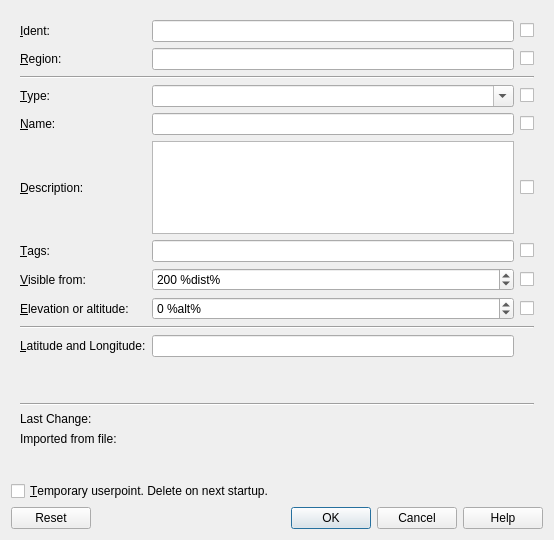
Qt form src/userdata/userdatadialog.ui (albar965/littlenavmap) before a commit.
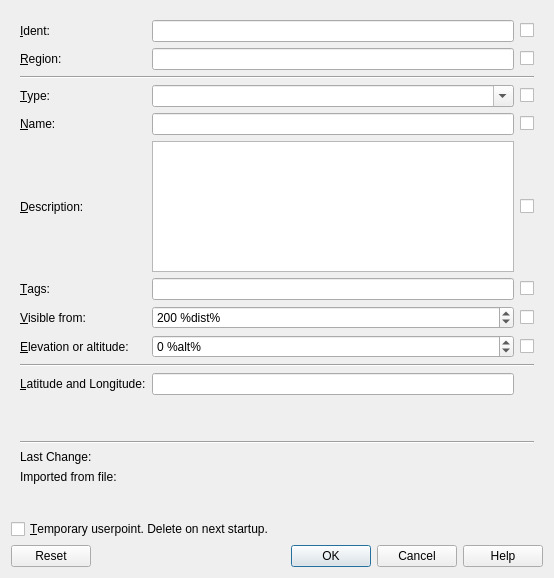
The same form after that commit.

Commit message: Replaced text edits and text browser with plan text edit fields.

Diff of the .ui file:
```diff
--- a/src/userdata/userdatadialog.ui
+++ b/src/userdata/userdatadialog.ui
@@ -7,7 +7,7 @@
     <x>0</x>
     <y>0</y>
     <width>554</width>
-    <height>540</height>
+    <height>578</height>
    </rect>
   </property>
   <property name="windowTitle">
@@ -330,23 +330,6 @@
        </property>
       </widget>
      </item>
-     <item row="6" column="2">
-      <widget class="QTextEdit" name="textEditUserdataDescription">
-       <property name="tabChangesFocus">
-        <bool>true</bool>
-       </property>
-       <property name="html">
-        <string>&lt;!DOCTYPE HTML PUBLIC &quot;-//W3C//DTD HTML 4.0//EN&quot; &quot;http://www.w3.org/TR/REC-html40/strict.dtd&quot;&gt;
-&lt;html&gt;&lt;head&gt;&lt;meta name=&quot;qrichtext&quot; content=&quot;1&quot; /&gt;&lt;style type=&quot;text/css&quot;&gt;
-p, li { white-space: pre-wrap; }
-&lt;/style&gt;&lt;/head&gt;&lt;body style=&quot; font-family:'Ubuntu'; font-size:10pt; font-weight:400; font-style:normal;&quot;&gt;
-&lt;p style=&quot;-qt-paragraph-type:empty; margin-top:0px; margin-bottom:0px; margin-left:0px; margin-right:0px; -qt-block-indent:0; text-indent:0px;&quot;&gt;&lt;br /&gt;&lt;/p&gt;&lt;/body&gt;&lt;/html&gt;</string>
-       </property>
-       <property name="acceptRichText">
-        <bool>false</bool>
-       </property>
-      </widget>
-     </item>
      <item row="1" column="0" colspan="2">
       <widget class="QLabel" name="labelUserdataRegion">
        <property name="text">
@@ -373,7 +356,7 @@
         <string>&amp;Description:</string>
        </property>
        <property name="buddy">
-        <cstring>textEditUserdataDescription</cstring>
+        <cstring>plainTextEditUserdataDescription</cstring>
        </property>
       </widget>
      </item>
@@ -449,6 +432,9 @@
        </property>
       </widget>
      </item>
+     <item row="6" column="2">
+      <widget class="QPlainTextEdit" name="plainTextEditUserdataDescription"/>
+     </item>
     </layout>
    </item>
    <item>
```
Left out of the diff: 2 changed lines with no effect on the pictures. The commit also changes 9 other files.
